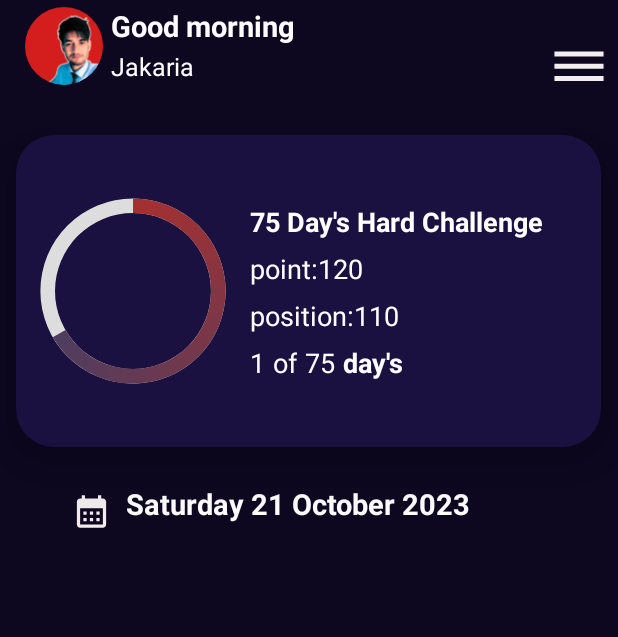
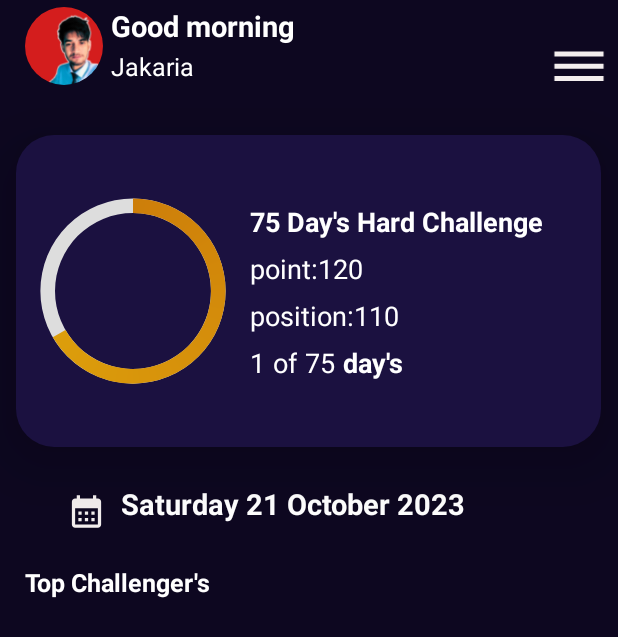
Before and after one commit to Jakaria6284/75-day-s-Hard-Challenge, an Android app: the screen it shows after launch once a user with an empty profile is signed in (homeeActivity), on a phone screen of 412 x 824 dp. Shown: the top 637 px of the screen. Run offline under Robolectric (Android 15) with nearby library versions, the phone set to English and light mode, and no system bars; our stand-ins replace CircleImageView, Firebase (no records; nobody signed in at launch, a user with empty details on screens opened directly), sdp/ssp sizes.

Commit message:
fourth commit

```diff
--- a/app/build.gradle.kts
+++ b/app/build.gradle.kts
@@ -47,4 +47,5 @@ dependencies {
     implementation ("com.intuit.sdp:sdp-android:1.1.0")
     implementation ("com.intuit.ssp:ssp-android:1.1.0")
     implementation ("de.hdodenhof:circleimageview:3.1.0")
+    implementation ("com.github.bumptech.glide:glide:4.16.0")
 }
--- /dev/null
+++ b/app/src/main/java/com/example/a75dayshardchallenge/Adapter/topcontributorAdapter.java
@@ -0,0 +1,55 @@
+package com.example.a75dayshardchallenge.Adapter;
+
+import android.view.LayoutInflater;
+import android.view.View;
+import android.view.ViewGroup;
+import android.widget.ImageView;
+
+import androidx.annotation.NonNull;
+import androidx.recyclerview.widget.RecyclerView;
+
+import com.bumptech.glide.Glide;
+import com.example.a75dayshardchallenge.Model.topcontributorModel;
+import com.example.a75dayshardchallenge.R;
+
+import java.util.List;
+
+public class topcontributorAdapter extends RecyclerView.Adapter<topcontributorAdapter.viewHolder> {
+    List<topcontributorModel>topcontributorModelList;
+
+    public topcontributorAdapter(List<topcontributorModel> topcontributorModelList) {
+        this.topcontributorModelList = topcontributorModelList;
+    }
+
+    @NonNull
+    @Override
+    public topcontributorAdapter.viewHolder onCreateViewHolder(@NonNull ViewGroup parent, int viewType) {
+
+        View view= LayoutInflater.from(parent.getContext()).inflate(R.layout.contributor,parent,false);
+
+        return new viewHolder(view);
+    }
+
+    @Override
+    public void onBindViewHolder(@NonNull topcontributorAdapter.viewHolder holder, int position) {
+       String Image=topcontributorModelList.get(position).getImage();
+       holder.setData(Image);
+    }
+
+    @Override
+    public int getItemCount() {
+        return topcontributorModelList.size();
+    }
+
+    public class viewHolder extends RecyclerView.ViewHolder {
+        ImageView imageView;
+        public viewHolder(@NonNull View itemView) {
+            super(itemView);
+            imageView=itemView.findViewById(R.id.topcontributor);
+        }
+        public void setData(String img)
+        {
+            Glide.with(itemView.getContext()).load(img).into(imageView);
+        }
+    }
+}
--- a/app/src/main/java/com/example/a75dayshardchallenge/homeeActivity.java
+++ b/app/src/main/java/com/example/a75dayshardchallenge/homeeActivity.java
@@ -1,28 +1,46 @@
 package com.example.a75dayshardchallenge;
 
+import androidx.annotation.NonNull;
 import androidx.appcompat.app.AppCompatActivity;
 import androidx.appcompat.app.AppCompatDelegate;
+import androidx.recyclerview.widget.LinearLayoutManager;
+import androidx.recyclerview.widget.RecyclerView;
 
 import android.content.Context;
+import android.content.Intent;
 import android.content.SharedPreferences;
 import android.os.Build;
 import android.os.Bundle;
 import android.view.View;
 import android.view.Window;
 import android.view.WindowManager;
+import android.widget.ImageView;
 import android.widget.ProgressBar;
 import android.widget.Switch;
 import android.widget.TextView;
 
+import com.example.a75dayshardchallenge.Adapter.topcontributorAdapter;
+import com.example.a75dayshardchallenge.Model.topcontributorModel;
+import com.google.android.gms.tasks.OnCompleteListener;
+import com.google.android.gms.tasks.Task;
+import com.google.firebase.auth.FirebaseAuth;
+import com.google.firebase.firestore.FirebaseFirestore;
+import com.google.firebase.firestore.QueryDocumentSnapshot;
+import com.google.firebase.firestore.QuerySnapshot;
+
 import java.text.SimpleDateFormat;
+import java.util.ArrayList;
 import java.util.Calendar;
 import java.util.Date;
+import java.util.List;
 import java.util.Locale;
 
 public class homeeActivity extends AppCompatActivity {
 TextView textView;
 ProgressBar progressBar;
 Calendar calendar;
+ImageView threeBar;
+RecyclerView rrecyclerView;
 
     @Override
     protected void onCreate(Bundle savedInstanceState) {
@@ -33,6 +51,15 @@ Calendar calendar;
             window.addFlags(WindowManager.LayoutParams.FLAG_DRAWS_SYSTEM_BAR_BACKGROUNDS);
             window.setStatusBarColor(getResources().getColor(R.color.bblack));
         }
+        threeBar=findViewById(R.id.threebar);
+        threeBar.setOnClickListener(new View.OnClickListener() {
+            @Override
+            public void onClick(View v) {
+                FirebaseAuth.getInstance().signOut();
+                startActivity(new Intent(homeeActivity.this, signupActivity.class));
+                finish();
+            }
+        });
         progressBar=findViewById(R.id.progress_bar);
         calendar=Calendar.getInstance();
         textView=findViewById(R.id.currentdate);
@@ -40,10 +67,42 @@ Calendar calendar;
         SimpleDateFormat sdf = new SimpleDateFormat("EEEE d MMMM yyyy", Locale.getDefault());
         String formattedDate = sdf.format(currentDate);
         textView.setText(formattedDate);
+        rrecyclerView=findViewById(R.id.recyclerview);
+
+        LinearLayoutManager layoutManager=new LinearLayoutManager(this);
+        layoutManager.setOrientation(LinearLayoutManager.HORIZONTAL);
+        rrecyclerView.setLayoutManager(layoutManager);
+
+
 
 
         progressBar.setMax(75); // Set the maximum progress value (100%)
         progressBar.setProgress(50);
 
+        FirebaseFirestore.getInstance().collection("USER")
+                .get()
+                .addOnCompleteListener(new OnCompleteListener<QuerySnapshot>() {
+                    @Override
+                    public void onComplete(@NonNull Task<QuerySnapshot> task) {
+                        if(task.isSuccessful())
+                        {
+                            List<topcontributorModel>topcontributorModelList=new ArrayList<>();
+
+                            for(QueryDocumentSnapshot documentSnapshot: task.getResult())
+                            {
+                                String imag=documentSnapshot.getString("photo");
+                                topcontributorModel model=new topcontributorModel(imag);
+                                topcontributorModelList.add(model);
+                            }
+                            topcontributorAdapter adapter=new topcontributorAdapter(topcontributorModelList);
+                            rrecyclerView.setAdapter(adapter);
+                            adapter.notifyDataSetChanged();
+                        }
+                    }
+                });
+
+
+
+
     }
 }
--- a/app/src/main/res/drawable/circel.xml
+++ b/app/src/main/res/drawable/circel.xml
@@ -17,8 +17,8 @@
                 android:thicknessRatio="16"
                 android:useLevel="true">
                 <gradient
-                    android:endColor="#214477"
-                    android:startColor="#A63030"
+                    android:endColor="#E4AE0C"
+                    android:startColor="#CD7E0A"
                     android:type="sweep" />
             </shape>
         </rotate>
--- a/app/src/main/res/layout/activity_homee.xml
+++ b/app/src/main/res/layout/activity_homee.xml
@@ -151,7 +151,7 @@
         app:layout_constraintVertical_bias="0.011" />
 
     <ImageView
-
+        android:id="@+id/threebar"
         android:layout_width="@dimen/_40sdp"
         android:layout_height="@dimen/_30sdp"
         android:scaleType="fitCenter"
@@ -195,6 +195,23 @@
         app:layout_constraintTop_toTopOf="parent"
         app:layout_constraintVertical_bias="0.042" />
 
+
+    <TextView
+
+        android:id="@+id/textView2"
+        android:layout_width="wrap_content"
+        android:layout_height="wrap_content"
+        android:text="Top Challenger's"
+        android:textColor="#ffffff"
+        android:textSize="@dimen/_13ssp"
+        android:textStyle="bold"
+        app:layout_constraintBottom_toBottomOf="parent"
+        app:layout_constraintEnd_toEndOf="parent"
+        app:layout_constraintHorizontal_bias="0.058"
+        app:layout_constraintStart_toStartOf="parent"
+        app:layout_constraintTop_toTopOf="parent"
+        app:layout_constraintVertical_bias="0.47" />
+
     <TextView
         android:id="@+id/currentdate"
         android:layout_width="wrap_content"
@@ -205,9 +222,18 @@
         android:textStyle="bold"
         app:layout_constraintBottom_toBottomOf="parent"
         app:layout_constraintEnd_toEndOf="parent"
-        app:layout_constraintHorizontal_bias="0.46"
+        app:layout_constraintHorizontal_bias="0.444"
         app:layout_constraintStart_toStartOf="parent"
         app:layout_constraintTop_toTopOf="parent"
         app:layout_constraintVertical_bias="0.404" />
 
+    <androidx.recyclerview.widget.RecyclerView
+        android:id="@+id/recyclerview"
+        android:layout_width="@dimen/_300sdp"
+        android:layout_height="@dimen/_100sdp"
+        app:layout_constraintEnd_toEndOf="parent"
+        app:layout_constraintStart_toStartOf="parent"
+        app:layout_constraintTop_toBottomOf="@+id/textView2" />
+
+
 </androidx.constraintlayout.widget.ConstraintLayout>
```
Also changed, not shown: app/src/main/java/com/example/a75dayshardchallenge/Model/topcontributorModel.java (added, +18 -0 lines), app/src/main/java/com/example/a75dayshardchallenge/signupActivity.java (+123 -142 lines), app/src/main/res/layout/activity_signup.xml (+8 -6 lines), app/src/main/res/layout/contributor.xml (added, +19 -0 lines).
